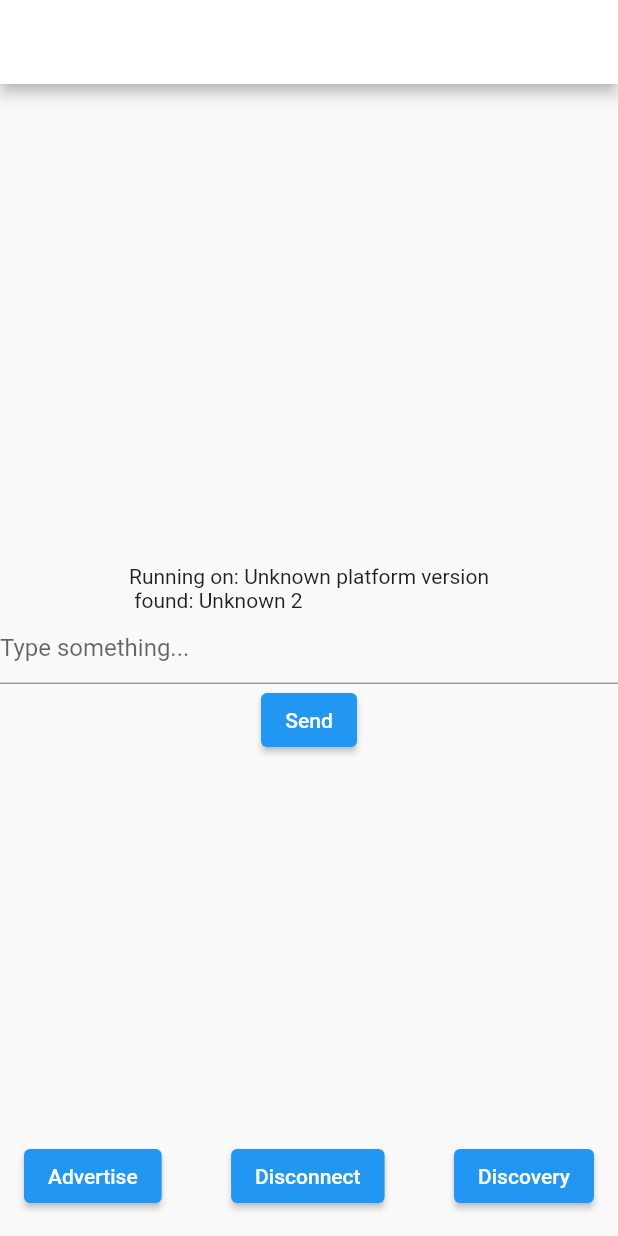
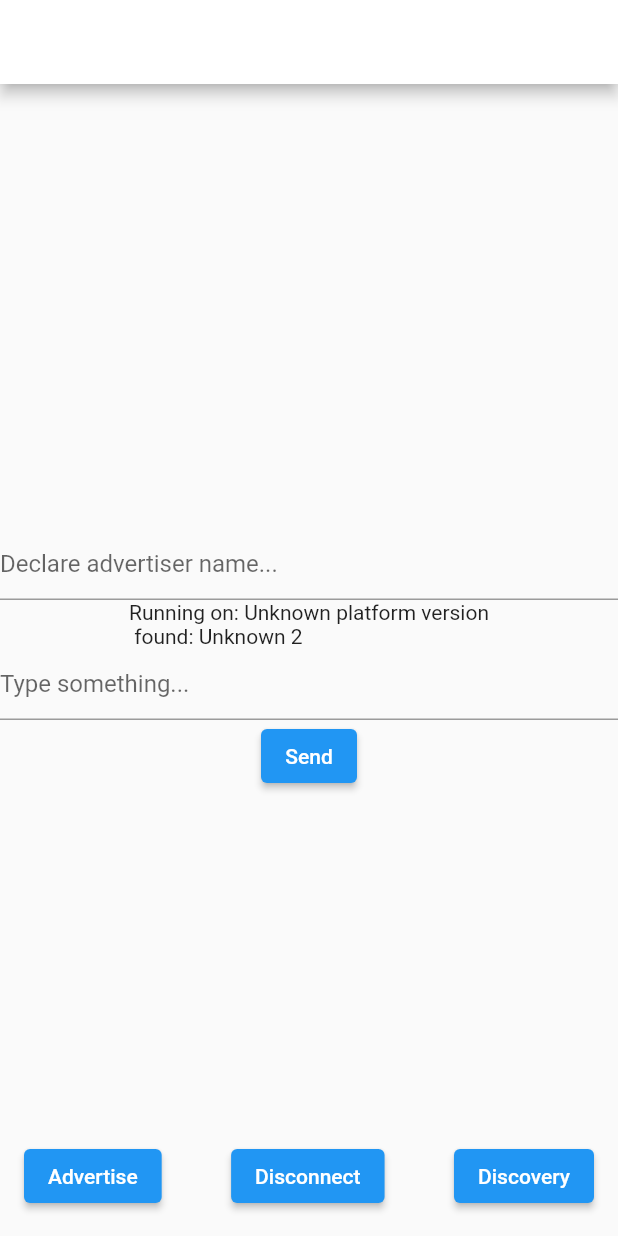
Before and after one commit to IgVelasco/nearby_cross, a Flutter app: the screen it shows after launch, after a tap on "Advertise", on a phone screen of 412 x 824 dp. Run offline on Flutter 3.47's test engine with Material 2 defaults, Android fonts, the phone set to English and light mode, and no system bars; our stand-ins replace permission_handler, plugin_platform_interface; missing offline and left inert: dart:ffi.

Commit message:
Add custom username declared in Flutter app

```diff
--- a/example/lib/main.dart
+++ b/example/lib/main.dart
@@ -1,3 +1,5 @@
+import 'dart:math';
+
 import 'package:flutter/material.dart';
 import 'dart:async';
 
@@ -17,6 +19,7 @@ class MyApp extends StatefulWidget {
 
 class _MyAppState extends State<MyApp> {
   final TextEditingController _textFieldController = TextEditingController();
+  final TextEditingController _advertiserName = TextEditingController();
   bool _isDiscovering = false;
   String _platformVersion = 'Unknown';
   String _endpointId = 'Unknown 2';
@@ -73,6 +76,12 @@ class _MyAppState extends State<MyApp> {
         body: Column(
           mainAxisAlignment: MainAxisAlignment.center,
           children: [
+            TextField(
+              decoration: const InputDecoration(
+                hintText: 'Declare advertiser name...',
+              ),
+              controller: _advertiserName, // Add this line
+            ),
             Text('Running on: $_platformVersion\n found: $_endpointId'),
             TextField(
               decoration: const InputDecoration(
@@ -143,9 +152,11 @@ class _MyAppState extends State<MyApp> {
       _isDiscovering = true;
     });
 
+    var advName = _advertiserName.text.isNotEmpty ? _advertiserName.text : null;
+
     try {
       await NearbyCross.requestPermissions();
-      await _nearbyCrossPlugin.advertise(serviceId);
+      await _nearbyCrossPlugin.advertise(serviceId, advName);
     } catch (e) {
       print('Error starting discovery: $e');
     }
--- a/lib/nearby_cross.dart
+++ b/lib/nearby_cross.dart
@@ -27,8 +27,8 @@ class NearbyCross {
     await nearbyChannel.startDiscovery(serviceId);
   }
 
-  Future<void> advertise(String serviceId) async {
-    await nearbyChannel.advertise(serviceId);
+  Future<void> advertise(String serviceId, String? username) async {
+    await nearbyChannel.advertise(serviceId, username);
   }
 
   Future<void> disconnect(String serviceId) async {
--- a/lib/nearby_cross_method_channel.dart
+++ b/lib/nearby_cross_method_channel.dart
@@ -34,8 +34,9 @@ class MethodChannelNearbyCross extends NearbyCrossPlatform {
   }
 
   @override
-  Future<void> advertise(String serviceId) async {
-    await methodChannel.invokeMethod('startAdvertising', serviceId);
+  Future<void> advertise(String serviceId, String? username) async {
+    await methodChannel.invokeMethod('startAdvertising',
+        {'serviceId': serviceId, 'username': username ?? 'generic_name'});
   }
 
   @override
--- a/lib/nearby_cross_platform_interface.dart
+++ b/lib/nearby_cross_platform_interface.dart
@@ -31,7 +31,7 @@ abstract class NearbyCrossPlatform extends PlatformInterface {
 
   Future<Color> generateColor();
   Future<void> startDiscovery(String serviceId);
-  Future<void> advertise(String serviceId);
+  Future<void> advertise(String serviceId, String? username);
   Future<void> disconnect(String serviceId);
   Future<void> sendData(String data);
 }
```
Also changed, not shown: 1 other file.
